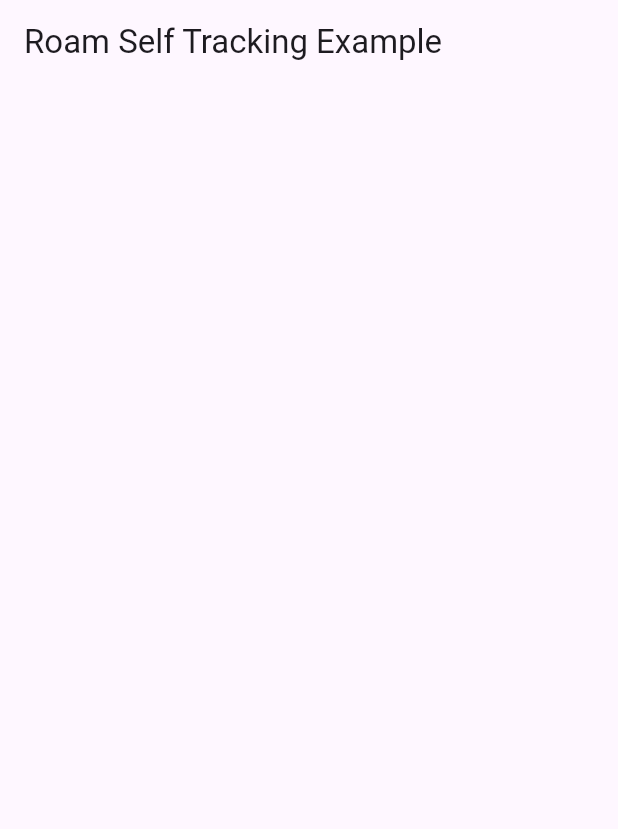
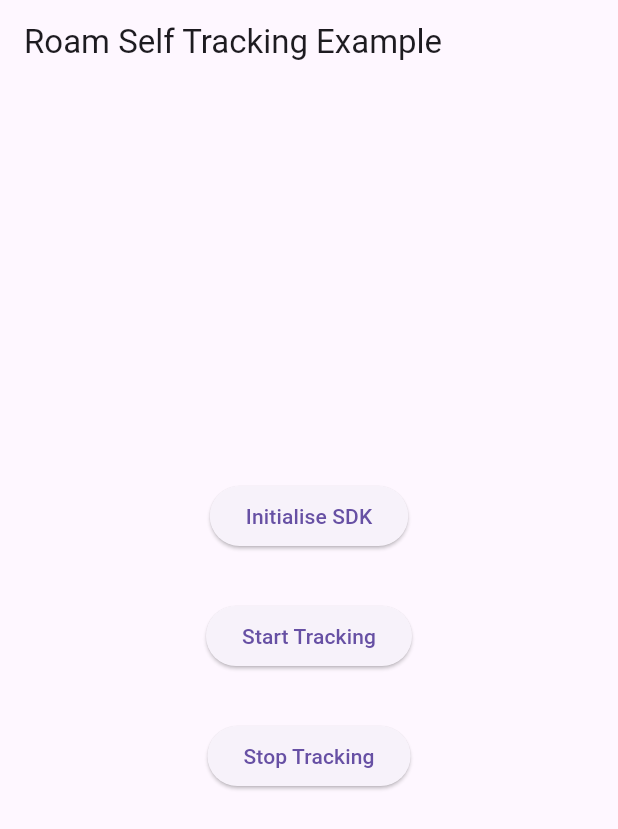
Before and after one commit to roam-ai/roam-flutter-example-self-tracking, a Flutter app: the screen it shows after launch, on a phone screen of 412 x 824 dp. Shown: the top 829 px of the screen. Run offline on Flutter 3.47's test engine with Material 3 defaults, Android fonts, the light colour scheme and no system bars; our stand-ins replace permission_handler; missing offline and left inert: roam_flutter.

Commit message:
Add implementation of the SDK and Make UI for the same

```diff
--- a/lib/main.dart
+++ b/lib/main.dart
@@ -1,4 +1,10 @@
+// ignore_for_file: use_build_context_synchronously
+
+import 'dart:convert';
+
+import 'package:flutter/cupertino.dart';
 import 'package:flutter/material.dart';
+import 'package:permission_handler/permission_handler.dart';
 import 'package:roam_flutter/roam_flutter.dart';
 
 void main() {
@@ -17,6 +23,14 @@
 }
 
 class _RoamFlutterExampleSelfTrackingState extends State<RoamFlutterExampleSelfTracking> {
+  String longitude = "";
+  String latitude = "";
+
+  @override
+  void initState() {
+    super.initState();
+  }
+
   @override
   Widget build(BuildContext context) {
     return Scaffold(
@@ -25,6 +39,95 @@
           "Roam Self Tracking Example",
         ),
       ),
+      body: Center(
+        child: Column(
+          crossAxisAlignment: CrossAxisAlignment.center,
+          mainAxisAlignment: MainAxisAlignment.center,
+          children: [
+            ElevatedButton(
+              onPressed: _initialiseRoamSDK,
+              child: const Text("Initialise SDK"),
+            ),
+            // spacing
+            const SizedBox(height: 32.0),
+
+            ElevatedButton(
+              onPressed: _startTracking,
+              child: const Text("Start Tracking"),
+            ),
+            // spacing
+            const SizedBox(height: 32.0),
+
+            ElevatedButton(
+              onPressed: _stopTracking,
+              child: const Text("Stop Tracking"),
+            ),
+            // spacing
+            const SizedBox(height: 32.0),
+
+            if (longitude != "" && latitude != "") ...[
+              Text("Longitude: $longitude"),
+              // spacing
+              const SizedBox(height: 12.0),
+              Text("Latitude: $latitude"),
+            ],
+          ],
+        ),
+      ),
     );
   }
+
+  /// Member Functions
+  ///
+  ///
+
+  _initialiseRoamSDK() async {
+    // Initialise the SDK
+    Roam.initialize(publishKey: 'SDK-KEY-HERE');
+    await Permission.location.request().isGranted;
+    if (await Permission.location.request().isGranted) {
+      Permission.locationAlways.request();
+    } else {
+      await Permission.location.request();
+      showCupertinoModalPopup(
+        context: context,
+        builder: (context) {
+          return Material(
+            child: Container(
+              padding: const EdgeInsets.all(12.0),
+              child: const Text(
+                "Permission Denied. Please enable it in System Settings and",
+              ),
+            ),
+          );
+        },
+      );
+    }
+  }
+
+  void _startTracking() async {
+    Map<String, dynamic> fitnessTracking = {"timeInterval": 10};
+    // Roam.subscribeEvents();
+    Roam.subscribeLocation();
+
+    Roam.allowMockLocation(allow: true);
+    await Roam.onLocation((location) {
+      print("Location: ");
+      print(jsonEncode(location));
+    });
+
+    Roam.startTracking(trackingMode: "active", customMethods: fitnessTracking);
+
+    // await Roam.toggleListener(
+    //     locations: true,
+    //     events: true,
+    //     callBack: ({user}) {
+    //       //Do something with user
+    //       print(user);
+    //     });
+  }
+
+  void _stopTracking() async {
+    Roam.stopTracking();
+  }
 }
```
Also changed, not shown: 8 other files.
